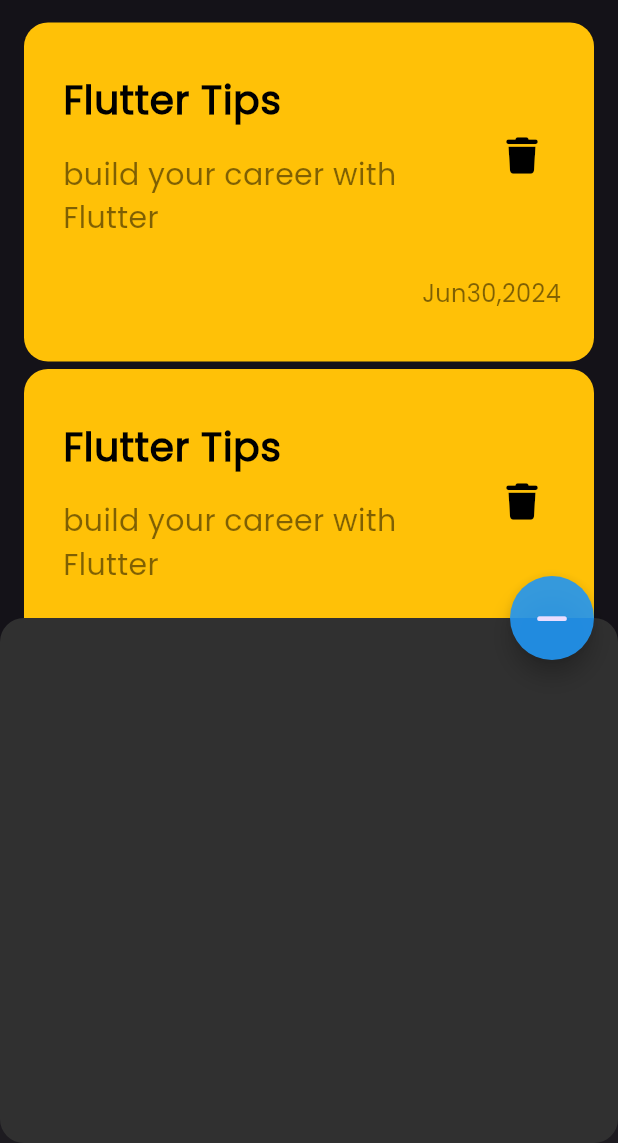
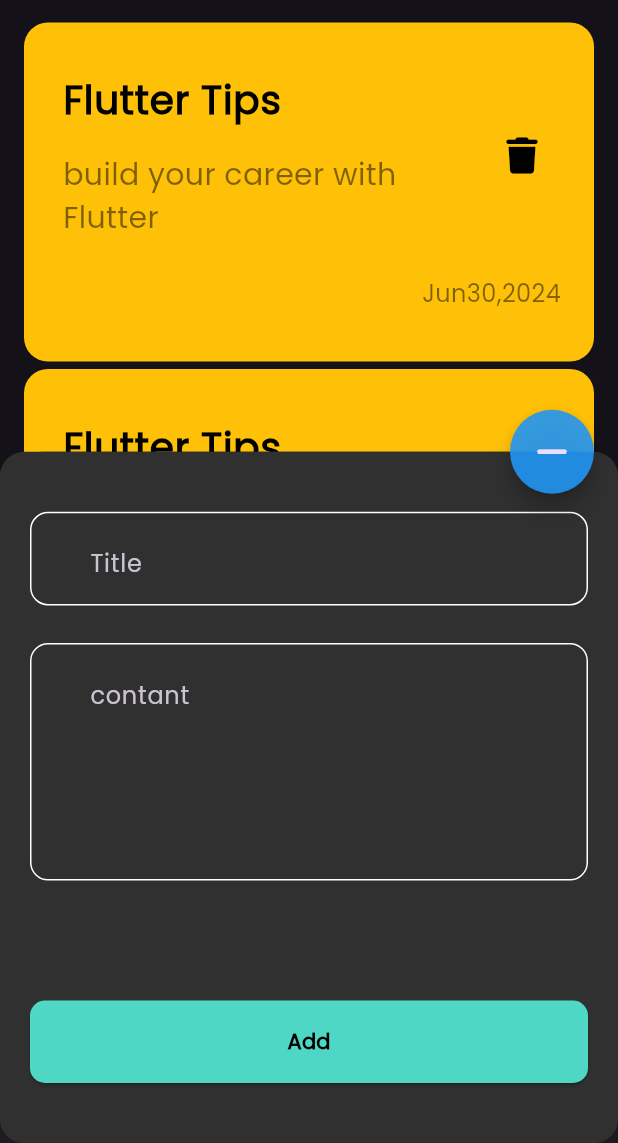
Before and after one commit to mohame12/Note_App, a Flutter app: the screen it shows after launch, after a tap on the "add" icon, on a phone screen of 412 x 824 dp, the part 93-1236 px from its top. Run offline on Flutter 3.47's test engine with Material 3 defaults, Android fonts, the phone set to English and light mode, and no system bars; our stand-ins replace font_awesome_flutter.

Commit message:
Create Custom TextFormFelid and Custom Bottom

```diff
--- a/lib/widgets/bottom_sheet_fab.dart
+++ b/lib/widgets/bottom_sheet_fab.dart
@@ -1,4 +1,6 @@
 import 'package:flutter/material.dart';
+
+import 'custom_tff.dart';
 class BottomShetFAB extends StatelessWidget {
   const BottomShetFAB({
     super.key,
@@ -7,12 +9,33 @@ class BottomShetFAB extends StatelessWidget {
   @override
   Widget build(BuildContext context) {
     return Container(
-      height: 350,
       decoration: BoxDecoration(
           color: const Color(0xff303030),
           borderRadius: BorderRadius.circular(16)
       ),
-
-    );
+      child:
+      Padding(
+        padding: const EdgeInsetsDirectional.only(top:40 ,end:20 ,start:20 ,bottom:20 ),
+        child: Column(
+          mainAxisSize: MainAxisSize.min,
+          children: [
+            const TextFF(hint: 'Title', maxLines: 1,),
+            const SizedBox(height: 25,),
+            const TextFF(hint: 'contant', maxLines: 5,),
+            const SizedBox(height: 80,),
+            Padding(
+              padding: const EdgeInsetsDirectional.only(bottom: 20),
+              child: SizedBox(
+                width: MediaQuery.of(context).size.width,
+                height: 55,
+                child: ElevatedButton(
+                  style: ElevatedButton.styleFrom(shape: RoundedRectangleBorder(borderRadius: BorderRadius.circular(10)),backgroundColor: const Color(0xff53EBD6).withOpacity(0.9)),
+                    onPressed: (){},
+                    child:const Text('Add',style: TextStyle(fontWeight: FontWeight.bold,color: Colors.black),) ),
+              ),
+            )
+          ],
+        ),
+      ));
   }
 }
--- /dev/null
+++ b/lib/widgets/custom_tff.dart
@@ -0,0 +1,36 @@
+import 'package:flutter/material.dart';
+
+class TextFF extends StatelessWidget {
+  const TextFF({
+    super.key, required this.hint, required this.maxLines,
+  });
+
+  final String hint;
+  final int maxLines;
+  @override
+  Widget build(BuildContext context) {
+    return TextFormField(
+      maxLines: maxLines,
+      cursorColor: Color(0xff53EBD6),
+      decoration: InputDecoration(
+        hintText: hint,
+        prefix: Icon(Icons.title,color: Color(0xff53EBD6),),
+        border: buildOutlineInputBorder(),
+        enabledBorder: buildOutlineInputBorder(),
+        focusedBorder: buildOutlineInputBorderfoucsed(),
+      ),
+
+    );
+  }
+
+  OutlineInputBorder buildOutlineInputBorderfoucsed() {
+    return OutlineInputBorder(
+        borderRadius:BorderRadius.circular(12),borderSide: const BorderSide(color:Color(0xff53EBD6)  ),
+      );
+  }
+
+  OutlineInputBorder buildOutlineInputBorder() {
+    return OutlineInputBorder(
+          borderRadius:BorderRadius.circular(12),borderSide: const BorderSide(color: Colors.white) );
+  }
+}
```
